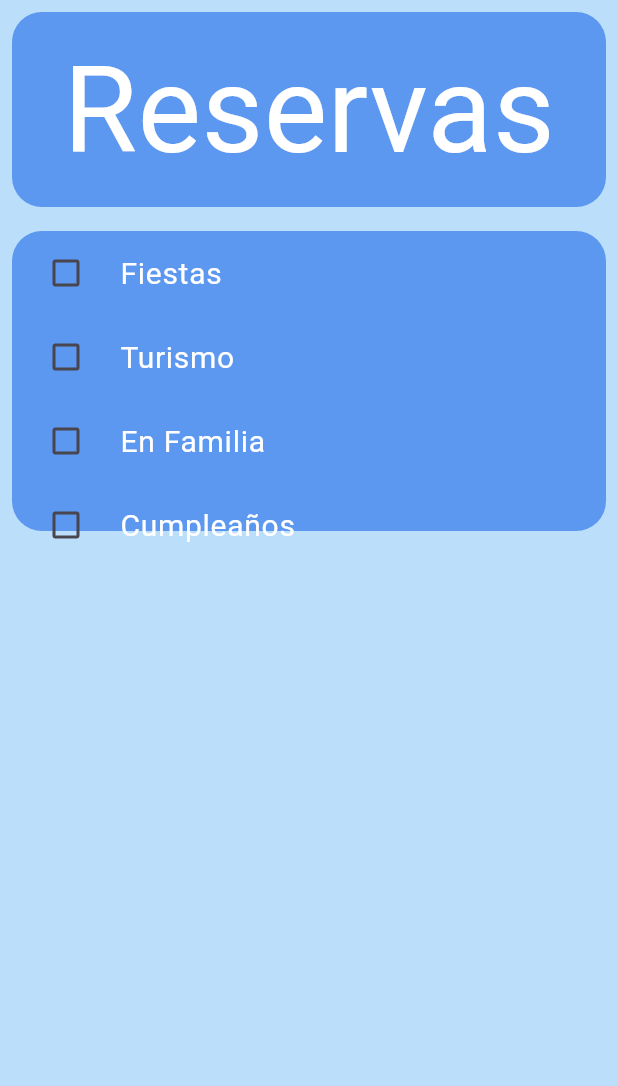
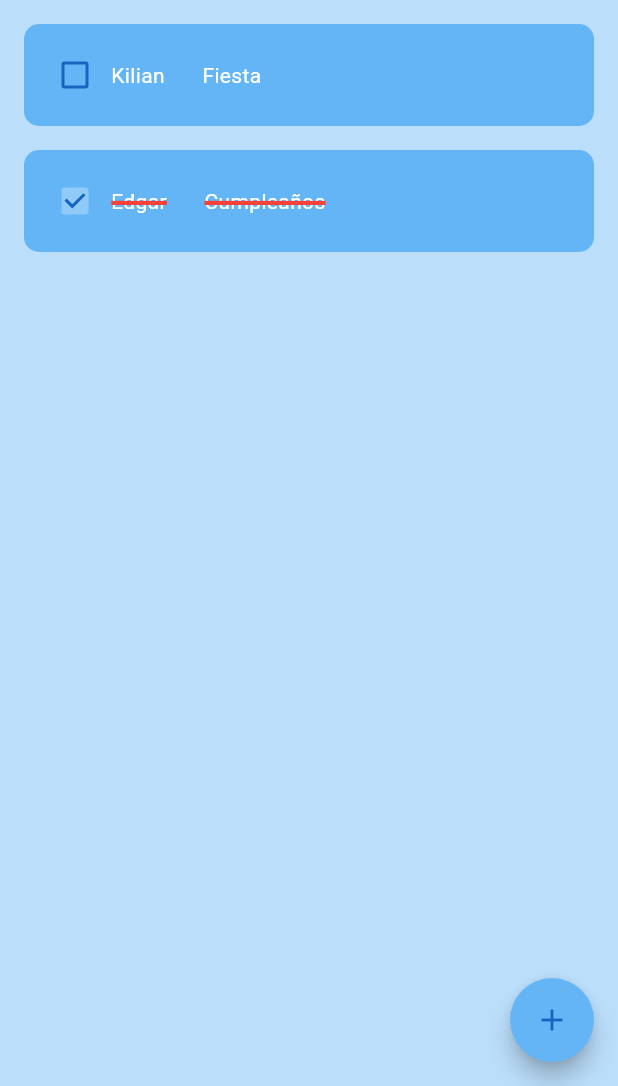
Before and after one commit to KilianGonzalez/ProyectoAppBarcos, a Flutter app: the screen it shows after launch, in the side drawer, after a tap on "Reservas", on a phone screen of 412 x 824 dp, the part 150-1236 px from its top. Run offline on Flutter 3.47's test engine with Material 3 defaults, Android fonts, the phone set to English and light mode, and no system bars; drawn by our look-alikes of flutter_slidable; our stand-ins replace hive, hive_flutter; accounts and stored records are empty.

Commit message:
Cambios y bbdd creada, app acabada

```diff
--- a/lib/components/checkbox.dart
+++ /dev/null
@@ -1,61 +0,0 @@
-import 'package:flutter/material.dart';
-
-class CheckboxWidget extends StatefulWidget {
-  @override
-  _CheckboxWidgetState createState() => _CheckboxWidgetState();
-}
-
-class _CheckboxWidgetState extends State<CheckboxWidget> {
-  bool isChecked1 = false;
-  bool isChecked2 = false;
-  bool isChecked3 = false;
-  bool isChecked4 = false;
-
-  @override
-  Widget build(BuildContext context) {
-    return Column(
-      children: [
-        CheckboxListTile(
-          title: Text("Fiestas",style: TextStyle(color: Colors.white, fontSize: 20),),
-          value: isChecked1,
-          onChanged: (bool? value) {
-            setState(() {
-              isChecked1 = value!;
-            });
-          },
-          controlAffinity: ListTileControlAffinity.leading,
-        ),
-        CheckboxListTile(
-          title: Text("Turismo",style: TextStyle(color: Colors.white, fontSize: 20),),
-          value: isChecked2,
-          onChanged: (bool? value) {
-            setState(() {
-              isChecked2 = value!;
-            });
-          },
-          controlAffinity: ListTileControlAffinity.leading,
-        ),
-        CheckboxListTile(
-          title: Text("En Familia",style: TextStyle(color: Colors.white, fontSize: 20),),
-          value: isChecked3,
-          onChanged: (bool? value) {
-            setState(() {
-              isChecked3 = value!;
-            });
-          },
-          controlAffinity: ListTileControlAffinity.leading,
-        ),
-        CheckboxListTile(
-          title: Text("Cumpleaños", style: TextStyle(color: Colors.white, fontSize: 20),),
-          value: isChecked4,
-          onChanged: (bool? value) {
-            setState(() {
-              isChecked4 = value!;
-            });
-          },
-          controlAffinity: ListTileControlAffinity.leading,
-        ),
-      ],
-    );
-  }
-}
--- a/lib/components/item_tarea.dart
+++ b/lib/components/item_reserva.dart
@@ -1,18 +1,20 @@
 import 'package:flutter/material.dart';
 import 'package:flutter_slidable/flutter_slidable.dart';
 
-class ItemTarea extends StatelessWidget {
-  final String textotarea;
+class ItemReserva extends StatelessWidget {
+  final String textores;
+  final String textoact;
   final bool valorCheckbox;
   final Function(bool?)? cambiaValorCheckbox;
-  final Function(BuildContext)? borrarTarea;
+  final Function(BuildContext)? borrarReserva;
 
-  const ItemTarea({
+  const ItemReserva({
     super.key,
-    required this.textotarea,
+    required this.textores,
+    required this.textoact,
     required this.valorCheckbox,
     required this.cambiaValorCheckbox,
-    required this.borrarTarea,
+    required this.borrarReserva,
     });
 
   @override
@@ -27,13 +29,13 @@ class ItemTarea extends StatelessWidget {
               icon: Icons.delete,
               backgroundColor: Colors.red,
               borderRadius: BorderRadius.circular(10),
-              onPressed: borrarTarea,
+              onPressed: borrarReserva,
             ),
           ]
         ),
         child: Container(
           decoration: BoxDecoration(
-            color: Colors.teal[300],
+            color: Colors.blue[300],
             borderRadius: BorderRadius.circular(10),
           ),
           child: Padding(
@@ -42,10 +44,10 @@ class ItemTarea extends StatelessWidget {
               children: [
                 // Checkbox
                 Checkbox(
-                  activeColor: Colors.teal[200],
-                  checkColor: Colors.green[800],
+                  activeColor: Colors.blue[200],
+                  checkColor: Colors.blue[800],
                   side: BorderSide(
-                    color: Colors.green[800]!,
+                    color: Colors.blue[800]!,
                     width: 2,
                   ),
                   value: valorCheckbox,
@@ -54,12 +56,25 @@ class ItemTarea extends StatelessWidget {
 
                 //Texto
                 Text(
-                  textotarea,
+                  textores,
                   style: TextStyle(
-                    color: Colors.green[800],
+                    color: Colors.white,
                     decoration: valorCheckbox ? TextDecoration.lineThrough : TextDecoration.none,
                     decorationColor: Colors.red,
                     decorationThickness: 4,
+                  ),
+                ),
+
+                Padding(
+                  padding: const EdgeInsets.only(left: 25),
+                  child: Text(
+                    textoact,
+                    style: TextStyle(
+                      color: Colors.white,
+                      decoration: valorCheckbox ? TextDecoration.lineThrough : TextDecoration.none,
+                      decorationColor: Colors.red,
+                      decorationThickness: 4,
+                    ),
                   ),
                 ),
               ],
--- /dev/null
+++ b/lib/data/bbdd.dart
@@ -0,0 +1,22 @@
+import 'package:hive/hive.dart';
+
+class Bbdd {
+  List reservaslista = [];
+
+  final Box _boxapp = Hive.box("box_barcos_app");
+
+  void CargarDatos() {
+    reservaslista = _boxapp.get("box_barcos_app");
+  }
+
+  void actualizarDatos() {
+    _boxapp.put("box_barcos_app", reservaslista);
+  }
+
+  void datosEj() {
+    reservaslista = [
+      {"nombre": "Kilian", "actividad": "Fiesta", "valor": false},
+      {"nombre": "Edgar", "actividad": "Cumpleaños", "valor": true},
+    ];
+  }
+}
--- a/lib/main.dart
+++ b/lib/main.dart
@@ -1,7 +1,11 @@
 import 'package:flutter/material.dart';
 import 'package:proyectoappbarcos/pages/paginaprincipal.dart';
+import 'package:hive_flutter/hive_flutter.dart';
 
-void main() {
+void main() async{
+  await Hive.initFlutter();
+  await Hive.openBox("box_barcos_app");
+
   runApp(const MainApp());
 }
 
--- a/lib/pages/paginareservas.dart
+++ b/lib/pages/paginareservas.dart
@@ -1,8 +1,11 @@
 import 'package:flutter/material.dart';
+import 'package:hive/hive.dart';
 import 'package:proyectoappbarcos/components/appbar.dart';
-import 'package:proyectoappbarcos/components/checkbox.dart';
+import 'package:proyectoappbarcos/components/dialognuevareserva.dart';
 import 'package:proyectoappbarcos/components/drawerpers.dart';
-import 'package:proyectoappbarcos/components/item_tarea.dart';
+import 'package:proyectoappbarcos/components/item_reserva.dart';
+import 'package:proyectoappbarcos/data/bbdd.dart';
+
 
 class Paginareservas extends StatefulWidget {
   const Paginareservas({super.key});
@@ -12,6 +15,65 @@ class Paginareservas extends StatefulWidget {
 }
 
 class _PaginareservasState extends State<Paginareservas> {
+
+  final Box _boxBarcos = Hive.box("box_barcos_app");
+  Bbdd db = Bbdd();
+
+  TextEditingController tecTextoreserva = TextEditingController();
+  TextEditingController tecTextoactividad = TextEditingController();
+
+  @override
+  void initState() {
+    if (_boxBarcos.get("box_barcos_app") == null) {
+      db.datosEj();
+    } else {
+      db.CargarDatos();
+    }
+    super.initState();
+  }
+
+  void accionCancelar() {
+    Navigator.of(context).pop();
+    tecTextoreserva.clear();
+    tecTextoactividad.clear();
+  }
+
+  void accionGuardar() {
+    setState(() {
+      db.reservaslista.add({"nombre" : tecTextoreserva.text, "actividad" : tecTextoactividad.text, "valor" : false});
+    });
+    db.actualizarDatos();
+    accionCancelar();
+  }
+
+  void cambiaCheckbox(bool v_checkbox, int posLista) {
+    setState(() {
+      db.reservaslista[posLista]["valor"] = !db.reservaslista[posLista]["valor"];
+    });
+    db.actualizarDatos();
+  }
+
+  void accionBorrarTarea(int posLista) {
+    setState(() {
+      db.reservaslista.removeAt(posLista);
+    });
+    db.actualizarDatos();
+  }
+
+  void crearNuevaTarea() {
+    showDialog(
+      context: context,
+      builder: (context){
+        return Dialognuevareserva(
+          tecTextoreserva: tecTextoreserva,
+          tecTextoactividad: tecTextoactividad,
+          accionGuardar: accionGuardar,
+          accionCancelar: accionCancelar,
+        );
+      },
+    );
+  }
+
   @override
   Widget build(BuildContext context) {
     return Scaffold(
@@ -22,31 +84,27 @@ class _PaginareservasState extends State<Paginareservas> {
       appBar: const AppbarP(),
       endDrawer: const Drawerpers(),
 
-      body: Column(
-        mainAxisAlignment: MainAxisAlignment.start,
-        crossAxisAlignment: CrossAxisAlignment.stretch,
-        children: [
-          Container(
-            decoration: BoxDecoration(borderRadius: BorderRadius.circular(20),
-            color: const Color.fromARGB(255, 92, 151, 240), ),
-            height: 130,
-            margin: const EdgeInsets.all(8),
-            child: const Center(child: Text("Reservas", style: TextStyle(color: Colors.white, fontSize: 80))),
-          ),
-          Padding(
-            padding: const EdgeInsets.all(8.0),
-            child: Column(
-              children: [
-                Container(
-                  decoration: BoxDecoration(borderRadius: BorderRadius.circular(20),
-                  color: const Color.fromARGB(255, 92, 151, 240), ),
-                  height: 200,
-                  child: CheckboxWidget(),
-                ),
-              ],
+      floatingActionButton: FloatingActionButton(
+        backgroundColor: Colors.blue[300],
+        shape: const CircleBorder(),
+        onPressed: crearNuevaTarea,
+        child: Icon(Icons.add, color: Colors.blue[800]),
+      ),
+
+      body: ListView.builder(
+        itemCount: db.reservaslista.length,
+        itemBuilder: (context, index) {
+          return ItemReserva(
+            textores: db.reservaslista[index]["nombre"],
+            textoact: db.reservaslista[index]["actividad"],
+            valorCheckbox: db.reservaslista[index]["valor"],
+            cambiaValorCheckbox: (v_checkbox) => cambiaCheckbox(
+              db.reservaslista[index]["valor"],
+              index,
             ),
-          )
-        ],
+            borrarReserva: (valor) => accionBorrarTarea(index),
+          );
+        },
       ),
     );
   }
--- a/pubspec.yaml
+++ b/pubspec.yaml
@@ -10,6 +10,8 @@ dependencies:
   flutter:
     sdk: flutter
   flutter_slidable: ^3.1.2
+  hive: ^2.2.3
+  hive_flutter: ^1.1.0
   slideable: ^0.0.2
 
 dev_dependencies:
```
Also changed, not shown: lib/components/boton_dialog.dart (added, +22 -0 lines), lib/components/dialognuevareserva.dart (added, +64 -0 lines), pubspec.lock, 1 other file.
